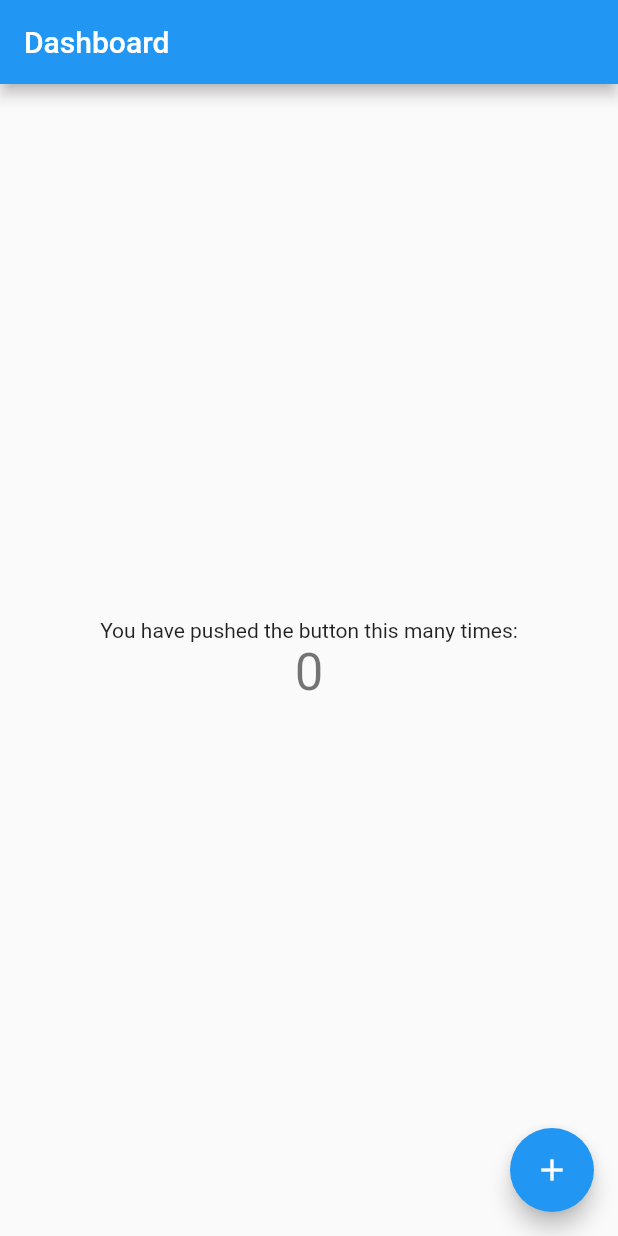
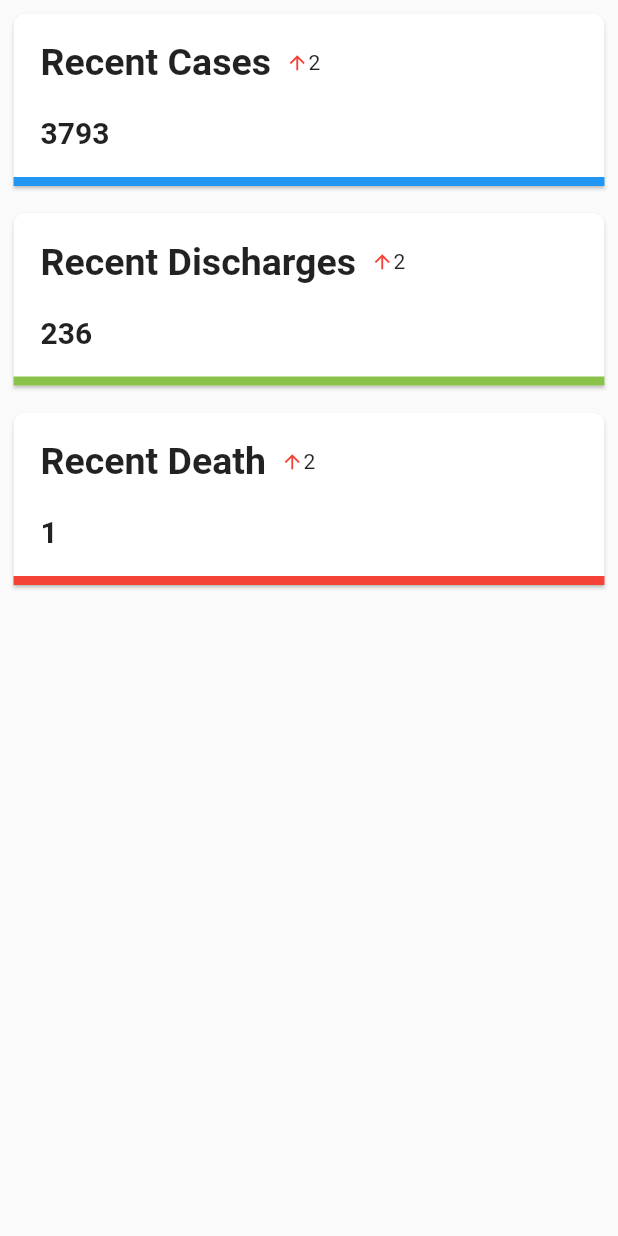
Before and after one commit to asyrafdayan/Covid_App, a Flutter app: the screen it shows after launch, on a phone screen of 412 x 824 dp. Run offline on Flutter 3.47's test engine with Material 2 defaults, Android fonts, the phone set to English and light mode, and no system bars; our stand-ins replace charts_flutter.

Commit message:
Added info_card.dart to home.dart

```diff
--- a/lib/pages/home.dart
+++ b/lib/pages/home.dart
@@ -1,4 +1,6 @@
 import 'package:flutter/material.dart';
+import 'package:my_covid/widgets/info_card.dart';
+import 'package:charts_flutter/flutter.dart';
 
 class MyHomePage extends StatefulWidget {
   @override
@@ -6,38 +8,25 @@ class MyHomePage extends StatefulWidget {
 }
 
 class _MyHomePageState extends State<MyHomePage> {
-  int _counter = 0;
-
-  void _incrementCounter() {
-    setState(() {
-      _counter++;
-    });
-  }
 
   @override
   Widget build(BuildContext context) {
     return Scaffold(
-      appBar: AppBar(
-        title: Text('Dashboard'),
-      ),
-      body: Center(
-        child: Column(
-          mainAxisAlignment: MainAxisAlignment.center,
+      body: SafeArea(
+        child: ListView(
+          shrinkWrap: true,
           children: <Widget>[
-            Text(
-              'You have pushed the button this many times:',
-            ),
-            Text(
-              '$_counter',
-              style: Theme.of(context).textTheme.display1,
-            ),
+            Padding(
+              padding: EdgeInsets.all(5.0),
+              child: InfoCard('Recent Cases', '3793', Colors.blue)),
+            Padding(
+              padding: EdgeInsets.all(5.0),
+              child: InfoCard('Recent Discharges', '236', Colors.lightGreen)),
+            Padding(
+              padding: EdgeInsets.all(5.0),
+              child: InfoCard('Recent Death', '1', Colors.red)),
           ],
         ),
-      ),
-      floatingActionButton: FloatingActionButton(
-        onPressed: _incrementCounter,
-        tooltip: 'Increment',
-        child: Icon(Icons.add),
       ),
     );
   }
```
